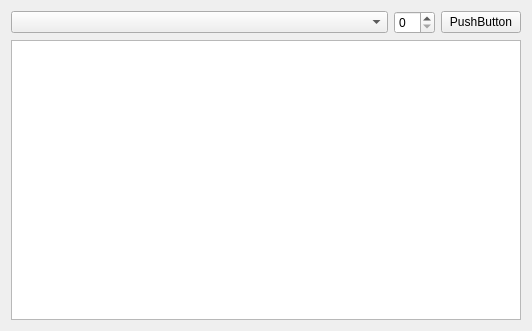
First picture: the form in pawn_editor.ui, repository xilefenko/Path-Tracker-Public, before the edit.
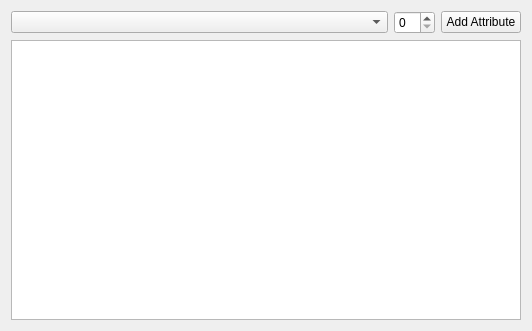
Second picture: the form after the edit.

What changed in the file:
```diff
--- a/pawn_editor.ui
+++ b/pawn_editor.ui
@@ -38,7 +38,7 @@
         </sizepolicy>
        </property>
        <property name="text">
-        <string>PushButton</string>
+        <string>Add Attribute</string>
        </property>
       </widget>
      </item>
```
